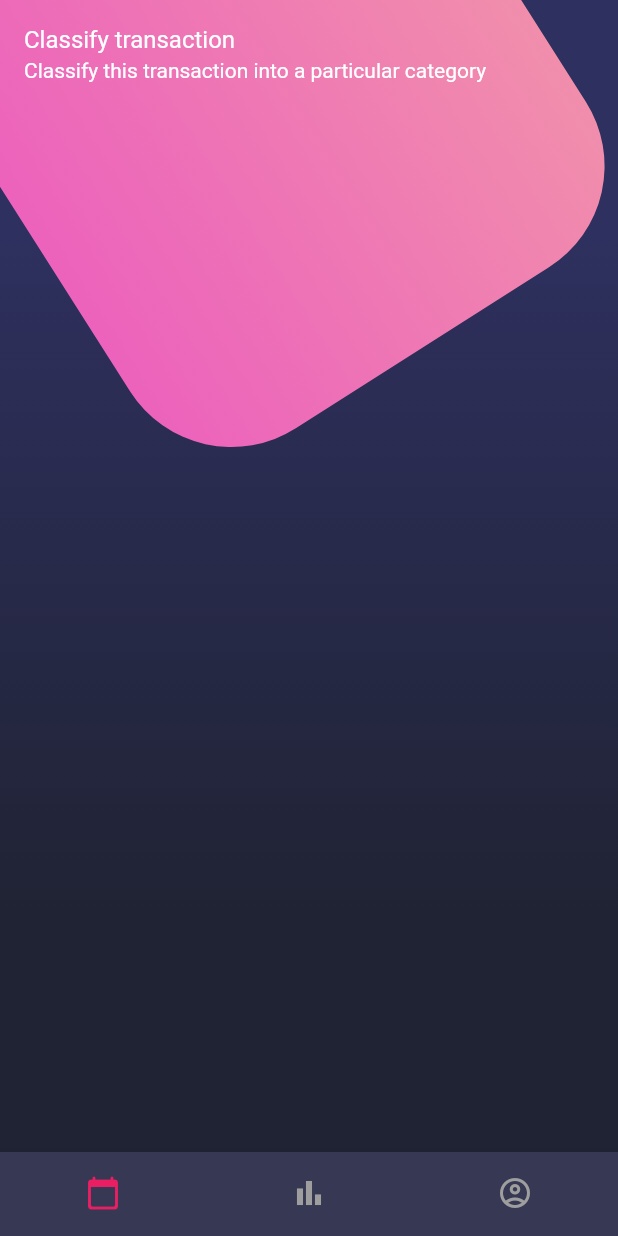
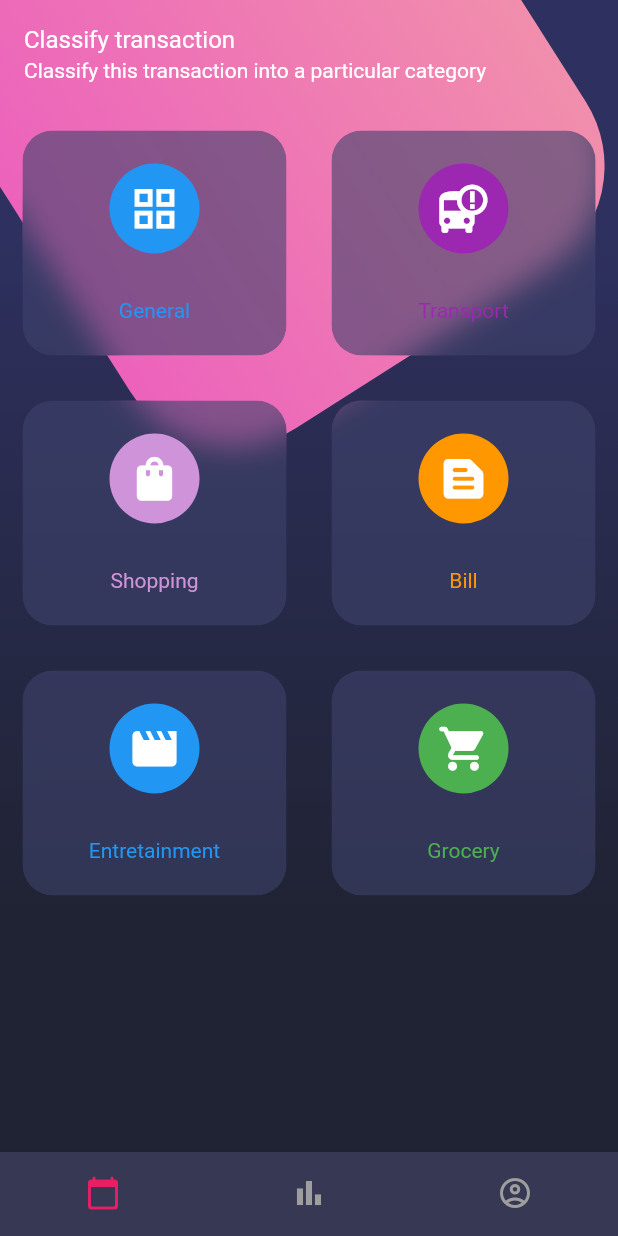
Before and after one commit to alejomongua/flutter5, a Flutter app: the screen it shows after launch, on a phone screen of 412 x 824 dp. Run offline on Flutter 3.47's test engine with Material 2 defaults, Android fonts, the light colour scheme and no system bars.

Commit message:
Finalizado el diseño

```diff
--- a/lib/main.dart
+++ b/lib/main.dart
@@ -11,6 +11,7 @@ class MyApp extends StatelessWidget {
   Widget build(BuildContext context) {
     return MaterialApp(
       debugShowCheckedModeBanner: false,
+      theme: ThemeData.dark(),
       title: 'Flutter Demo',
       initialRoute: 'home',
       routes: {
--- a/lib/widgets/main_nav_iwdget.dart
+++ b/lib/widgets/main_nav_iwdget.dart
@@ -1,9 +1,10 @@
+import 'package:design3/widgets/navigation_widget.dart';
 import 'package:design3/widgets/titles_widget.dart';
 import 'package:flutter/material.dart';
 
 class MainNav extends StatelessWidget {
   const MainNav({
-    Key key,
+    Key? key,
   }) : super(key: key);
 
   @override
@@ -12,6 +13,7 @@ class MainNav extends StatelessWidget {
       child: Column(
         children: [
           TitleWidget(),
+          Navigation(),
         ],
       ),
     );
--- /dev/null
+++ b/lib/widgets/navigation_item_widget.dart
@@ -0,0 +1,67 @@
+import 'dart:ui';
+
+import 'package:flutter/material.dart';
+
+class NavigationItem extends StatelessWidget {
+  final IconData icon;
+  final Color color;
+  final String text;
+
+  const NavigationItem({
+    Key? key,
+    required this.icon,
+    required this.color,
+    required this.text,
+  }) : super(key: key);
+
+  @override
+  Widget build(BuildContext context) => _NavItemBacground(
+        child: Column(
+          mainAxisAlignment: MainAxisAlignment.center,
+          children: [
+            CircleAvatar(
+              backgroundColor: color,
+              child: Icon(icon, size: 35, color: Colors.white),
+              radius: 30,
+            ),
+            SizedBox(height: 30),
+            Text(
+              text,
+              style: TextStyle(
+                color: color,
+              ),
+            )
+          ],
+        ),
+      );
+}
+
+class _NavItemBacground extends StatelessWidget {
+  final Widget child;
+
+  const _NavItemBacground({
+    Key? key,
+    required this.child,
+  }) : super(key: key);
+
+  @override
+  Widget build(BuildContext context) => Container(
+        margin: EdgeInsets.all(15),
+        child: ClipRRect(
+          borderRadius: BorderRadius.circular(20),
+          child: BackdropFilter(
+            filter: ImageFilter.blur(
+              sigmaX: 10,
+              sigmaY: 10,
+            ),
+            child: Container(
+              height: 150,
+              decoration: BoxDecoration(
+                  color: Color.fromRGBO(62, 66, 107, 0.6),
+                  borderRadius: BorderRadius.circular(20)),
+              child: child,
+            ),
+          ),
+        ),
+      );
+}
--- /dev/null
+++ b/lib/widgets/navigation_widget.dart
@@ -0,0 +1,58 @@
+import 'package:design3/widgets/navigation_item_widget.dart';
+import 'package:flutter/material.dart';
+
+class Navigation extends StatelessWidget {
+  const Navigation({
+    Key? key,
+  }) : super(key: key);
+
+  @override
+  Widget build(BuildContext context) {
+    return Table(
+      children: [
+        TableRow(
+          children: [
+            NavigationItem(
+              icon: Icons.grid_view,
+              text: 'General',
+              color: Colors.blue,
+            ),
+            NavigationItem(
+              icon: Icons.bus_alert,
+              text: 'Transport',
+              color: Colors.purple,
+            ),
+          ],
+        ),
+        TableRow(
+          children: [
+            NavigationItem(
+              icon: Icons.shopping_bag_rounded,
+              text: 'Shopping',
+              color: Colors.purple.shade200,
+            ),
+            NavigationItem(
+              icon: Icons.text_snippet_rounded,
+              text: 'Bill',
+              color: Colors.orange,
+            ),
+          ],
+        ),
+        TableRow(
+          children: [
+            NavigationItem(
+              icon: Icons.movie_creation,
+              text: 'Entretainment',
+              color: Colors.blue,
+            ),
+            NavigationItem(
+              icon: Icons.local_grocery_store_rounded,
+              text: 'Grocery',
+              color: Colors.green,
+            ),
+          ],
+        ),
+      ],
+    );
+  }
+}
--- a/pubspec.yaml
+++ b/pubspec.yaml
@@ -18,7 +18,7 @@ publish_to: 'none' # Remove this line if you wish to publish to pub.dev
 version: 1.0.0+1
 
 environment:
-  sdk: ">=2.7.0 <3.0.0"
+  sdk: ">=2.12.0 <3.0.0"
 
 dependencies:
   flutter:
```
